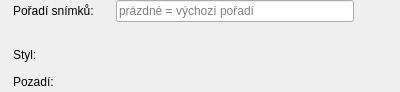
The window that src/presentation/native/presentationpropertieswidget_song.ui (CZDanol/StrawLumen) describes before a commit, drawn with Qt 5.
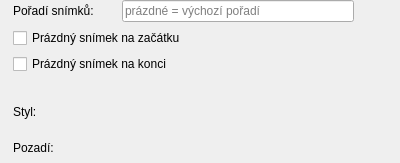
The same window after the commit. Icons and pictures are not drawn. Custom widgets are drawn as their Qt base class.

Commit message: Empty slides before & after songs

Diff of the .ui file:
```diff
--- a/src/presentation/native/presentationpropertieswidget_song.ui
+++ b/src/presentation/native/presentationpropertieswidget_song.ui
@@ -7,7 +7,7 @@
     <x>0</x>
     <y>0</y>
     <width>400</width>
-    <height>92</height>
+    <height>163</height>
    </rect>
   </property>
   <property name="windowTitle">
@@ -26,6 +26,54 @@
    <property name="bottomMargin">
     <number>0</number>
    </property>
+   <item row="1" column="0">
+    <widget class="QLabel" name="label_7">
+     <property name="pixmap">
+      <pixmap resource="../../../res/resources.qrc">:/icons/16/Sign Out_16px.png</pixmap>
+     </property>
+    </widget>
+   </item>
+   <item row="2" column="0">
+    <widget class="QLabel" name="label_8">
+     <property name="pixmap">
+      <pixmap resource="../../../res/resources.qrc">:/icons/16/Logout Rounded Left_16px.png</pixmap>
+     </property>
+    </widget>
+   </item>
+   <item row="2" column="2" colspan="3">
+    <widget class="QCheckBox" name="cbEmptySlideAfter">
+     <property name="text">
+      <string>Prázdný snímek na konci</string>
+     </property>
+    </widget>
+   </item>
+   <item row="1" column="2" colspan="3">
+    <widget class="QCheckBox" name="cbEmptySlideBefore">
+     <property name="text">
+      <string>Prázdný snímek na začátku</string>
+     </property>
+    </widget>
+   </item>
+   <item row="5" column="4">
+    <widget class="PresentationBackgroundSelectionWidget" name="wgtBackground" native="true">
+     <property name="sizePolicy">
+      <sizepolicy hsizetype="Expanding" vsizetype="Preferred">
+       <horstretch>0</horstretch>
+       <verstretch>0</verstretch>
+      </sizepolicy>
+     </property>
+    </widget>
+   </item>
+   <item row="4" column="4">
+    <widget class="StyleSelectionWidget" name="wgtStyle" native="true">
+     <property name="sizePolicy">
+      <sizepolicy hsizetype="Expanding" vsizetype="Preferred">
+       <horstretch>0</horstretch>
+       <verstretch>0</verstretch>
+      </sizepolicy>
+     </property>
+    </widget>
+   </item>
    <item row="0" column="0">
     <widget class="QLabel" name="label_5">
      <property name="pixmap">
@@ -56,40 +104,20 @@
      </property>
     </spacer>
    </item>
-   <item row="3" column="2">
+   <item row="5" column="2">
     <widget class="QLabel" name="label_4">
      <property name="text">
       <string>Pozadí:</string>
      </property>
     </widget>
    </item>
-   <item row="3" column="0">
+   <item row="5" column="0">
     <widget class="QLabel" name="label_3">
      <property name="pixmap">
       <pixmap resource="../../../res/resources.qrc">:/icons/16/Full Image_16px.png</pixmap>
      </property>
     </widget>
    </item>
-   <item row="2" column="4">
-    <widget class="StyleSelectionWidget" name="wgtStyle" native="true">
-     <property name="sizePolicy">
-      <sizepolicy hsizetype="Expanding" vsizetype="Preferred">
-       <horstretch>0</horstretch>
-       <verstretch>0</verstretch>
-      </sizepolicy>
-     </property>
-    </widget>
-   </item>
-   <item row="3" column="4">
-    <widget class="PresentationBackgroundSelectionWidget" name="wgtBackground" native="true">
-     <property name="sizePolicy">
-      <sizepolicy hsizetype="Expanding" vsizetype="Preferred">
-       <horstretch>0</horstretch>
-       <verstretch>0</verstretch>
-      </sizepolicy>
-     </property>
-    </widget>
-   </item>
    <item row="0" column="4">
     <layout class="QHBoxLayout" name="horizontalLayout">
      <item>
@@ -112,27 +140,27 @@
      </item>
     </layout>
    </item>
-   <item row="2" column="2">
+   <item row="4" column="2">
     <widget class="QLabel" name="label_2">
      <property name="text">
       <string>Styl:</string>
      </property>
     </widget>
    </item>
-   <item row="2" column="0">
+   <item row="4" column="0">
     <widget class="QLabel" name="label">
      <property name="pixmap">
       <pixmap resource="../../../res/resources.qrc">:/icons/16/Paint Palette_16px.png</pixmap>
      </property>
     </widget>
    </item>
-   <item row="1" column="2">
+   <item row="3" column="2">
     <spacer name="verticalSpacer">
      <property name="orientation">
       <enum>Qt::Vertical</enum>
      </property>
      <property name="sizeType">
-      <enum>QSizePolicy::Preferred</enum>
+      <enum>QSizePolicy::Fixed</enum>
      </property>
      <property name="sizeHint" stdset="0">
       <size>
```
The commit also changes 23 other files.
